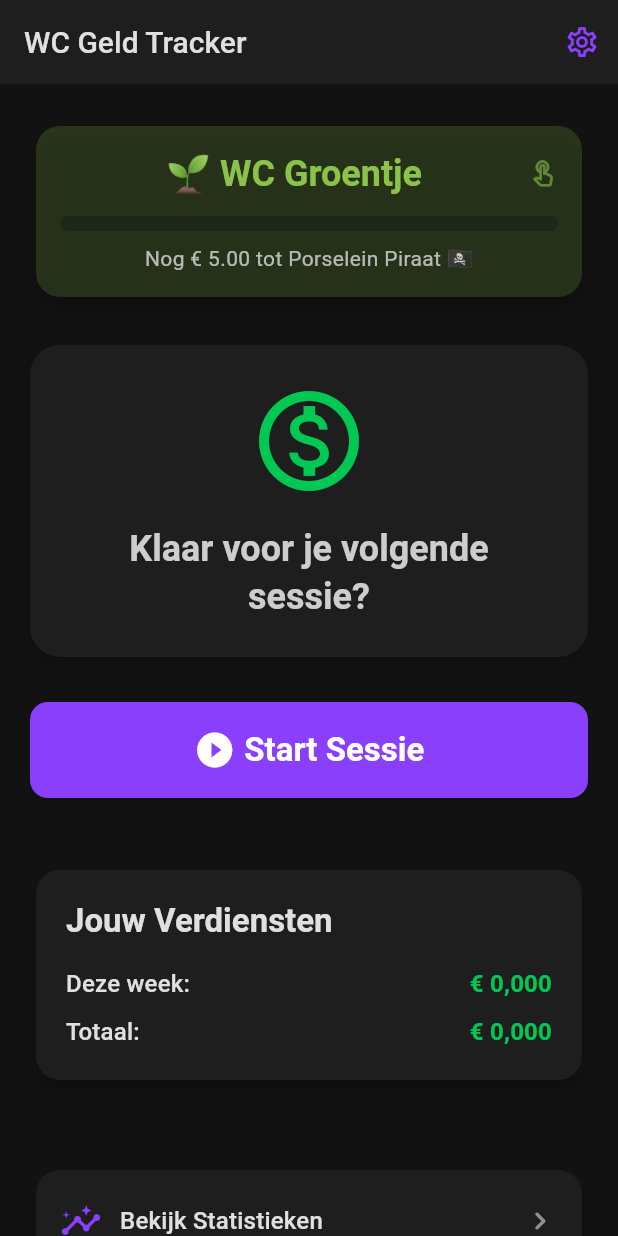
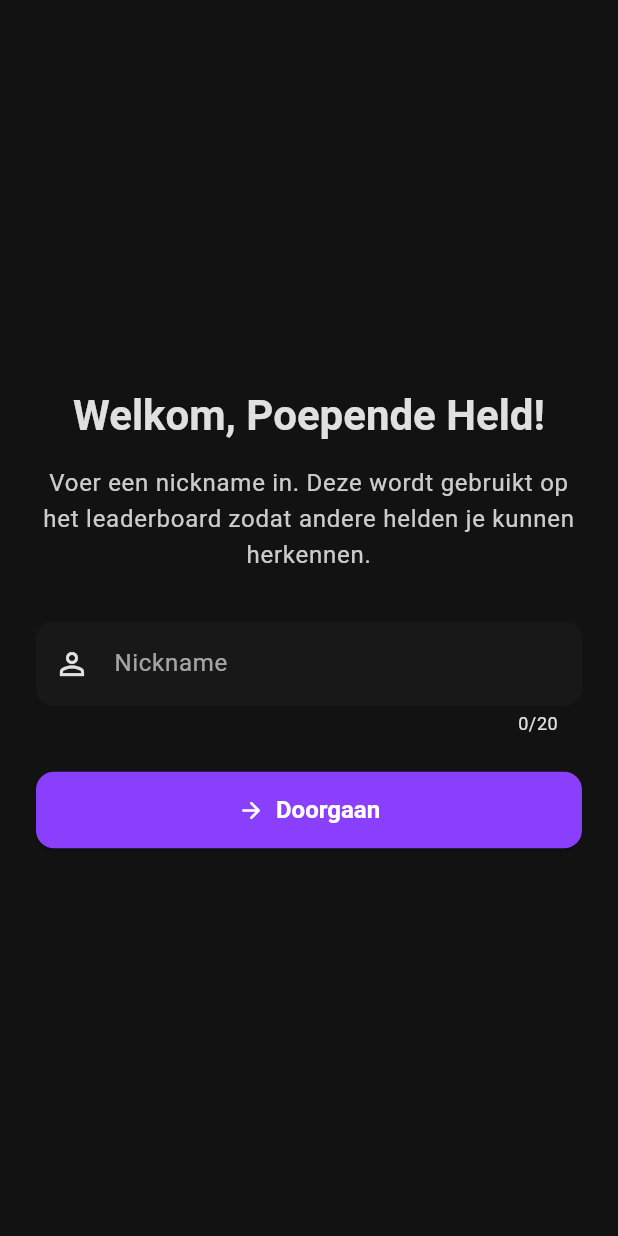
Before and after one commit to Bortmon/poepapp, a Flutter app: the screen it shows after launch, on a phone screen of 412 x 824 dp. Run offline on Flutter 3.47's test engine with Material 3 defaults, Android fonts, the phone set to English and light mode, and no system bars; our stand-ins replace cloud_firestore, confetti, firebase_core, fl_chart, shared_preferences; accounts and stored records are empty.

Commit message:
feat: Integrate Firebase and add leaderboard functionality

```diff
--- /dev/null
+++ b/firestore.indexes.json
@@ -0,0 +1,4 @@
+{
+  "indexes": [],
+  "fieldOverrides": []
+}
--- a/lib/main.dart
+++ b/lib/main.dart
@@ -2,18 +2,28 @@
 import 'package:flutter/material.dart';
 import 'package:provider/provider.dart';
 import 'package:intl/date_symbol_data_local.dart';
+import 'package:firebase_core/firebase_core.dart';
+import 'package:shared_preferences/shared_preferences.dart';
+import 'firebase_options.dart';
 import 'providers/app_state.dart';
 import 'screens/home_screen.dart';
+import 'screens/nickname_setup_screen.dart';
 
 void main() async
 {
   WidgetsFlutterBinding.ensureInitialized();
+  await Firebase.initializeApp(
+    options: DefaultFirebaseOptions.currentPlatform,
+  );
   await initializeDateFormatting('nl_NL', null);
+
+  final prefs = await SharedPreferences.getInstance();
+  final bool hasNickname = prefs.getString('userName') != null && prefs.getString('userName')!.isNotEmpty;
 
   runApp(
     ChangeNotifierProvider(
       create: (context) => AppState(),
-      child: const MyApp(),
+      child: MyApp(hasNickname: hasNickname), // Geef status door
     ),
   );
 }
@@ -55,7 +65,8 @@ class MyThemeColors extends ThemeExtension<MyThemeColors>
 
 class MyApp extends StatelessWidget
 {
-  const MyApp({super.key});
+  final bool hasNickname;
+  const MyApp({super.key, required this.hasNickname});
 
   @override
   Widget build(BuildContext context)
@@ -159,7 +170,7 @@ class MyApp extends StatelessWidget
           MyThemeColors(moneyColor: moneyGreen),
         ],
       ),
-      home: const HomeScreen(),
+      home: hasNickname ? const HomeScreen() : const NicknameSetupScreen(),
     );
   }
 }
--- /dev/null
+++ b/lib/screens/nickname_setup_screen.dart
@@ -0,0 +1,107 @@
+// lib/screens/nickname_setup_screen.dart
+import 'package:flutter/material.dart';
+import 'package:provider/provider.dart';
+import '../providers/app_state.dart';
+import 'home_screen.dart';
+
+class NicknameSetupScreen extends StatefulWidget {
+  const NicknameSetupScreen({super.key});
+
+  @override
+  State<NicknameSetupScreen> createState() => _NicknameSetupScreenState();
+}
+
+class _NicknameSetupScreenState extends State<NicknameSetupScreen> {
+  final _formKey = GlobalKey<FormState>();
+  final _nicknameController = TextEditingController();
+  bool _isLoading = false;
+
+  Future<void> _submitNickname() async {
+    if (_formKey.currentState!.validate()) {
+      setState(() {
+        _isLoading = true;
+      });
+      final appState = Provider.of<AppState>(context, listen: false);
+      await appState.setUserName(_nicknameController.text.trim());
+
+      if (mounted) {
+        Navigator.of(context).pushReplacement(
+          MaterialPageRoute(builder: (_) => const HomeScreen()),
+        );
+      }
+    }
+  }
+
+  @override
+  void dispose() {
+    _nicknameController.dispose();
+    super.dispose();
+  }
+
+  @override
+  Widget build(BuildContext context) {
+    final theme = Theme.of(context);
+    return Scaffold(
+      body: Center(
+        child: SingleChildScrollView(
+          padding: const EdgeInsets.all(24.0),
+          child: Form(
+            key: _formKey,
+            child: Column(
+              mainAxisAlignment: MainAxisAlignment.center,
+              crossAxisAlignment: CrossAxisAlignment.stretch,
+              children: [
+                Text(
+                  'Welkom, Poepende Held!',
+                  style: theme.textTheme.headlineMedium?.copyWith(fontWeight: FontWeight.bold),
+                  textAlign: TextAlign.center,
+                ),
+                const SizedBox(height: 16),
+                Text(
+                  'Voer een nickname in. Deze wordt gebruikt op het leaderboard zodat andere helden je kunnen herkennen.',
+                  style: theme.textTheme.bodyLarge,
+                  textAlign: TextAlign.center,
+                ),
+                const SizedBox(height: 32),
+                TextFormField(
+                  controller: _nicknameController,
+                  decoration: const InputDecoration(
+                    labelText: 'Nickname',
+                    hintText: 'Bijv. Koning Kak',
+                    prefixIcon: Icon(Icons.person_outline),
+                  ),
+                  validator: (value) {
+                    if (value == null || value.trim().isEmpty) {
+                      return 'Voer alsjeblieft een nickname in.';
+                    }
+                    if (value.trim().length < 3) {
+                      return 'Nickname moet minimaal 3 tekens lang zijn.';
+                    }
+                    if (value.trim().length > 20) {
+                      return 'Nickname mag maximaal 20 tekens lang zijn.';
+                    }
+                    return null;
+                  },
+                  maxLength: 20,
+                ),
+                const SizedBox(height: 24),
+                _isLoading
+                    ? const Center(child: CircularProgressIndicator())
+                    : ElevatedButton.icon(
+                        icon: const Icon(Icons.arrow_forward_rounded),
+                        label: const Text('Doorgaan'),
+                        style: theme.elevatedButtonTheme.style?.copyWith(
+                          padding: WidgetStateProperty.all(
+                            const EdgeInsets.symmetric(vertical: 16),
+                          ),
+                        ),
+                        onPressed: _submitNickname,
+                      ),
+              ],
+            ),
+          ),
+        ),
+      ),
+    );
+  }
+}
--- a/lib/screens/tracking_screen.dart
+++ b/lib/screens/tracking_screen.dart
@@ -1,5 +1,4 @@
 // lib/screens/tracking_screen.dart
-import 'dart:math';
 import 'package:flutter/material.dart';
 import 'package:provider/provider.dart';
 import 'package:confetti/confetti.dart';
@@ -8,7 +7,7 @@ import '../utils/currency_formatter.dart';
 import '../main.dart';
 import '../models/session_result.dart';
 import '../models/rank.dart';
-import '../models/achievement.dart'; // Importeer Achievement
+import '../models/achievement.dart';
 
 class TrackingScreen extends StatefulWidget
 {
--- a/pubspec.yaml
+++ b/pubspec.yaml
@@ -14,6 +14,9 @@ dependencies:
   intl: ^0.19.0
   confetti: ^0.6.0
   fl_chart: ^0.68.0
+  firebase_core: ^2.0.0
+  cloud_firestore: ^4.0.0
+  uuid: ^4.0.0
 
 dev_dependencies:
   flutter_test:
```
Also changed, not shown: lib/providers/app_state.dart (+69 -6 lines), lib/screens/home_screen.dart (+34 -0 lines), lib/screens/leaderboard_screen.dart (added, +84 -0 lines), firebase.json (added), lib/firebase_options.dart (added), pubspec.lock, 8 other files.
